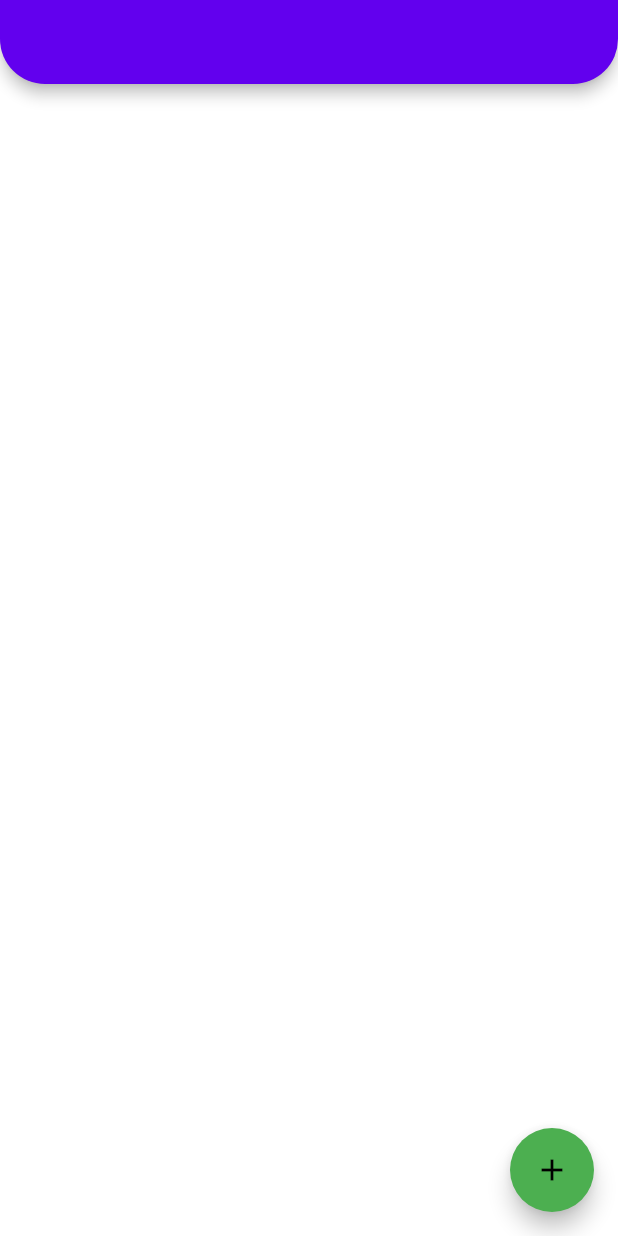
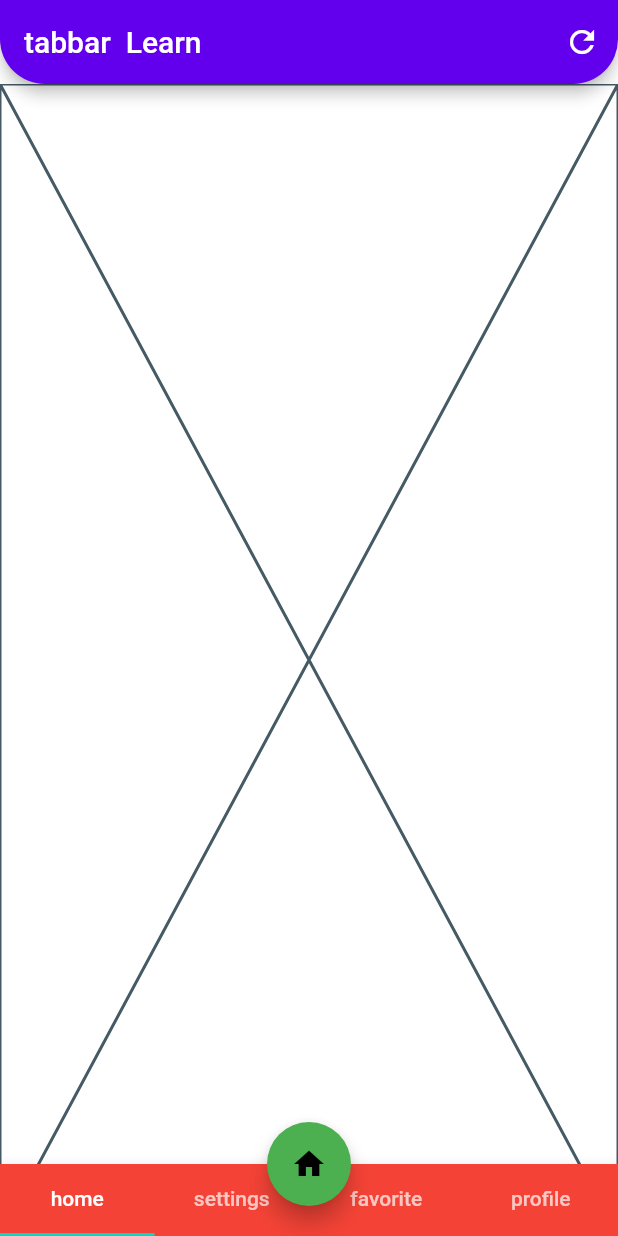
Before and after one commit to tahaturan/flutter_full_learn_vb, a Flutter app: the screen it shows after launch, on a phone screen of 412 x 824 dp. Run offline on Flutter 3.47's test engine with Material 2 defaults, Android fonts, the phone set to English and light mode, and no system bars; our stand-ins replace dio, shared_preferences; missing offline and left inert: dart:ffi; accounts and stored records are empty; network calls fail.

Commit message:
part-partof & callback & Dropdown & custom button

```diff
--- /dev/null
+++ b/lib/303/feed_view.dart
@@ -0,0 +1,58 @@
+import 'package:flutter/material.dart';
+import 'package:flutter_full_learn_vb/202/service/post_model.dart';
+import 'package:flutter_full_learn_vb/202/service/post_service.dart';
+
+class FeedView extends StatefulWidget {
+  const FeedView({super.key});
+
+  @override
+  State<FeedView> createState() => _FeedViewState();
+}
+
+class _FeedViewState extends State<FeedView> with AutomaticKeepAliveClientMixin {
+  final IPostService _postService = PostService();
+  late final Future<List<PostModel>?> _itemsFuture;
+  @override
+  void initState() {
+    super.initState();
+    _itemsFuture = _postService.fetchPostItemsAdvance();
+  }
+
+  @override
+  Widget build(BuildContext context) {
+    super.build(context);
+    return Scaffold(
+      body: FutureBuilder<List<PostModel>?>(
+        future: _itemsFuture,
+        builder: (BuildContext context, AsyncSnapshot<List<PostModel>?> snapshot) {
+          switch (snapshot.connectionState) {
+            case ConnectionState.none:
+              return const Placeholder();
+            case ConnectionState.waiting:
+              return const Center(child: CircularProgressIndicator());
+            case ConnectionState.active:
+              return const Center(child: CircularProgressIndicator());
+            case ConnectionState.done:
+              if (snapshot.hasData) {
+                return ListView.builder(
+                  itemCount: snapshot.data?.length ?? 0,
+                  itemBuilder: (BuildContext context, int index) {
+                    return Card(
+                      child: ListTile(
+                        title: Text(snapshot.data?[index].body ?? ""),
+                      ),
+                    );
+                  },
+                );
+              } else {
+                return const Placeholder();
+              }
+          }
+        },
+      ),
+    );
+  }
+
+  @override
+  bool get wantKeepAlive => true;
+}
--- /dev/null
+++ b/lib/303/tabbar_advance.dart
@@ -0,0 +1,81 @@
+import 'package:flutter/material.dart';
+import 'package:flutter_full_learn_vb/303/feed_view.dart';
+import 'package:flutter_full_learn_vb/product/language/language_items.dart';
+
+class TabbarAdvanceLearn extends StatefulWidget {
+  const TabbarAdvanceLearn({super.key});
+
+  @override
+  State<TabbarAdvanceLearn> createState() => _TabbarAdvanceLearnState();
+}
+
+class _TabbarAdvanceLearnState extends State<TabbarAdvanceLearn> with TickerProviderStateMixin {
+  late final TabController _tabController;
+  final double _notchValue = 7;
+
+  @override
+  void initState() {
+    super.initState();
+    _tabController = TabController(length: _MyTabViews.values.length, vsync: this);
+  }
+
+  @override
+  Widget build(BuildContext context) {
+    return DefaultTabController(
+      length: _MyTabViews.values.length,
+      child: Scaffold(
+        appBar: AppBar(
+          title: const Text(LanguageItems.tabbLearnAppbarTitle),
+          actions: [
+            IconButton(
+              onPressed: () {
+                setState(() {});
+              },
+              icon: const Icon(Icons.refresh_outlined),
+            ),
+          ],
+        ),
+        body: _tabbarView(),
+        bottomNavigationBar: BottomAppBar(
+          color: Colors.red,
+          notchMargin: _notchValue,
+          child: _myTabbView(),
+        ),
+        floatingActionButton: FloatingActionButton(
+          onPressed: () {
+            _tabController.animateTo(_MyTabViews.home.index);
+          },
+          child: const Icon(Icons.home),
+        ),
+        floatingActionButtonLocation: FloatingActionButtonLocation.centerDocked,
+        extendBody: true,
+      ),
+    );
+  }
+
+  TabBar _myTabbView() {
+    return TabBar(
+      controller: _tabController,
+      tabs: _MyTabViews.values.map((e) {
+        return Tab(text: e.name);
+      }).toList(),
+    );
+  }
+
+  TabBarView _tabbarView() {
+    return TabBarView(
+      controller: _tabController,
+      physics: const NeverScrollableScrollPhysics(),
+      children: [
+        const FeedView(),
+        Center(child: Text(_MyTabViews.settings.name)),
+        Center(child: Text(_MyTabViews.favorite.name)),
+        Center(child: Text(_MyTabViews.profile.name)),
+      ],
+    );
+  }
+}
+
+enum _MyTabViews { home, settings, favorite, profile }
+
+extension _MyTabViewExtension on _MyTabViews {}
--- a/lib/main.dart
+++ b/lib/main.dart
@@ -1,6 +1,7 @@
 import 'package:flutter/material.dart';
-import 'package:flutter_full_learn_vb/202/alert_learn.dart';
 import 'package:flutter_full_learn_vb/202/theme/light_theme.dart';
+
+import '303/tabbar_advance.dart';
 
 void main() {
   runApp(const MyApp());
@@ -41,7 +42,7 @@ class MyApp extends StatelessWidget {
       //       color: Colors.lightBlue[700],
       //     )),
       // * ******************
-      home: const AlertLenar(),
+      home: const TabbarAdvanceLearn(),
     );
   }
 }
```
Also changed, not shown: lib/303/call_back_learn.dart (added, +67 -0 lines), lib/303/part/part_appbar.dart (added, +18 -0 lines), lib/303/part/part_of_learn.dart (added, +19 -0 lines), lib/product/widget/button/answer_button.dart (added, +36 -0 lines), lib/product/widget/button/loading_button.dart (added, +41 -0 lines), lib/product/widget/call_back_dorpdown.dart (added, +44 -0 lines).
